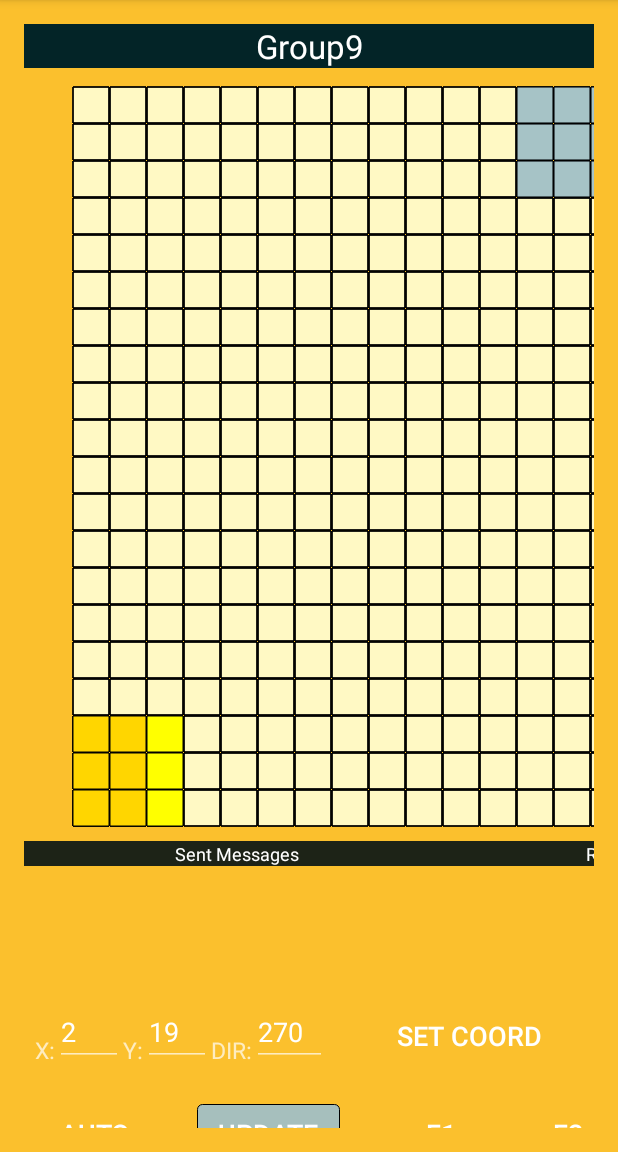
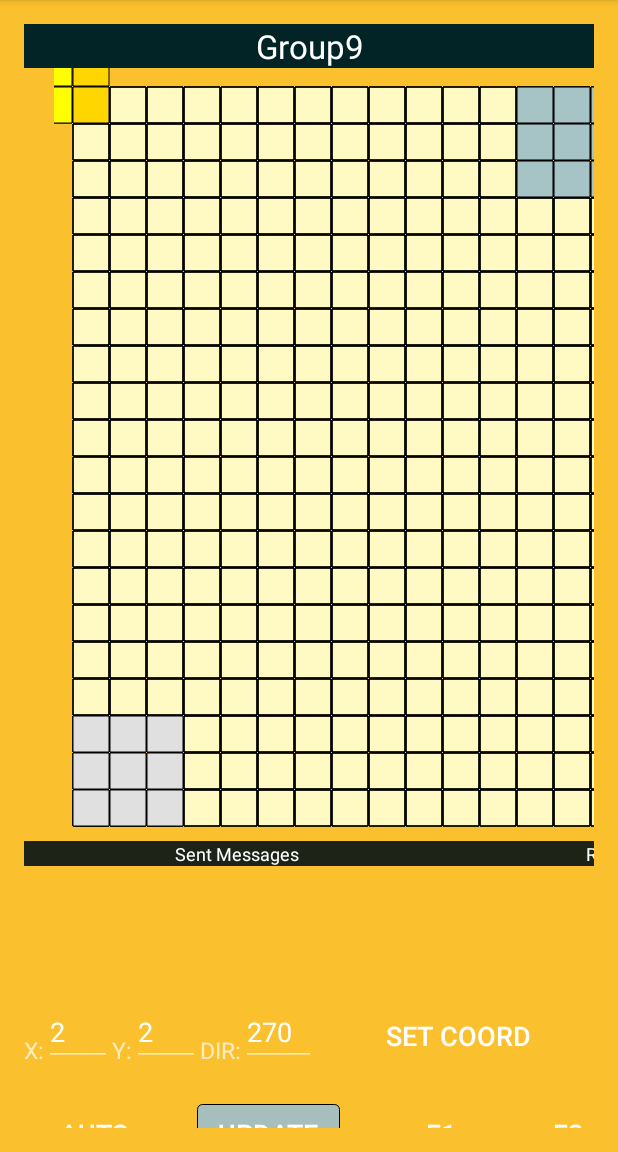
Before and after one commit to NekoYIQI/MDP_Andoird, an Android app: the screen it shows after launch (MainActivity), on a phone screen of 412 x 824 dp, the part 84-1236 px from its top. Run offline under Robolectric (Android 15) with nearby library versions, the phone set to English and light mode, and no system bars; 8 statements that could not run were skipped.

```diff
--- a/app/src/main/java/sg/edu/ntu/wa0002qie/myapplication/Arena.java
+++ b/app/src/main/java/sg/edu/ntu/wa0002qie/myapplication/Arena.java
@@ -60,10 +60,12 @@ public class Arena extends View {
     }
     public void setArrowArray(int[][] arrowArray){ this.arrowArray = arrowArray; }
     public void setHeadPos(int[] headPos) {
-        this.headPos = headPos;
+        this.headPos[0] = headPos[0];
+        this.headPos[1] = 21 - headPos[1];
     }
     public void setRobotPos(int[] robotPos) {
-        this.robotPos = robotPos;
+        this.robotPos[0] = robotPos[0];
+        this.robotPos[1] = 21 - robotPos[1];
     }
 
     public void update(){
--- a/app/src/main/java/sg/edu/ntu/wa0002qie/myapplication/MainActivity.java
+++ b/app/src/main/java/sg/edu/ntu/wa0002qie/myapplication/MainActivity.java
@@ -93,6 +93,7 @@ public class MainActivity extends AppCompatActivity implements SensorEventListen
     private Button update;
     private Button f1, f2;
     private Button setXY;
+    private Button setWayPoint;
 
     private ImageButton up, left, right;
     private RelativeLayout arenaDisplay;
@@ -112,6 +113,8 @@ public class MainActivity extends AppCompatActivity implements SensorEventListen
     private StringBuffer outStringBuff;
 
     // fastest path
+    private int waypoint_x;
+    private int waypoint_y;
     private String dir = "";
     private int run = 0;
     private List<String> spSteps;
@@ -119,7 +122,7 @@ public class MainActivity extends AppCompatActivity implements SensorEventListen
 
     // robot default position
     private int xStatus = 2;
-    private int yStatus = 19;
+    private int yStatus = 2;
     private int dStatus = 270;
     private int[][] arrowArray = new int[20][15];
 
@@ -179,6 +182,7 @@ public class MainActivity extends AppCompatActivity implements SensorEventListen
         left = (ImageButton)findViewById(R.id.btn_left);
         right = (ImageButton)findViewById(R.id.btn_right);
         setXY = (Button)findViewById(R.id.btn_setXY);
+        setWayPoint = (Button)findViewById(R.id.btn_setWayPoint);
 
         // initializing the environment
         init();
@@ -228,6 +232,13 @@ public class MainActivity extends AppCompatActivity implements SensorEventListen
                 setRobot();
             }
 
+        });
+        setWayPoint.setOnClickListener(new View.OnClickListener(){
+            @Override
+            public void onClick(View view) {
+                Log.d(TAG, "set waypoint");
+                setWayPoint();
+            }
         });
 
         // the update button only can be used when the auto button is set to off
@@ -279,7 +290,7 @@ public class MainActivity extends AppCompatActivity implements SensorEventListen
             @Override
             public void onCheckedChanged(CompoundButton compoundButton, boolean isChecked) {
                 if(isChecked){
-                    int y = 21 - Integer.parseInt(y_coordinate.getText().toString());
+                    int y = Integer.parseInt(y_coordinate.getText().toString());
                     String sendPos = x_coordinate.getText().toString() + ","
                             + y + ","
                             + direction.getText().toString();
@@ -299,6 +310,9 @@ public class MainActivity extends AppCompatActivity implements SensorEventListen
             @Override
             public void onCheckedChanged(CompoundButton compoundButton, boolean isChecked) {
                 if(isChecked){
+                    int y = waypoint_y;
+                    String sendWayPoint = waypoint_x + "," + y;
+                    sendMessage("WAY_POINT " + sendWayPoint);
                     sendMessage("FP_START");
                     startTimeFastest = SystemClock.uptimeMillis();
                     customerHandler.post(updateTimerThreadFastest);
@@ -320,6 +334,12 @@ public class MainActivity extends AppCompatActivity implements SensorEventListen
 
     }
 
+    private void setWayPoint() {
+        waypoint_x = Integer.parseInt(x_coordinate.getText().toString());
+        waypoint_y = Integer.parseInt(y_coordinate.getText().toString());
+        Log.d(TAG, "WayPoint set: x=" + waypoint_x + " y=" + waypoint_y);
+    }
+
     public static MainActivity getInstance(){
         return instance;
     }
@@ -330,11 +350,11 @@ public class MainActivity extends AppCompatActivity implements SensorEventListen
         Log.d("MainActivity", "Init start");
         // default value for robot position
         headPos[0] = 3;
-        headPos[1] = 19;
+        headPos[1] = 2;
         robotPos[0] = 2;
-        robotPos[1] = 19;
+        robotPos[1] = 2;
         x_coordinate.setText("2", TextView.BufferType.EDITABLE);
-        y_coordinate.setText("19", TextView.BufferType.EDITABLE);
+        y_coordinate.setText("2", TextView.BufferType.EDITABLE);
         direction.setText("270");
         arena = new Arena(this);
         arena.setHeadPos(headPos);
@@ -600,7 +620,7 @@ public class MainActivity extends AppCompatActivity implements SensorEventListen
                         Log.d(TAG, "receive obstacle string ::" + readMsg);
                         Log.d(TAG, "obstacle message length ::" + readMsg.length());
                         if(readMsg.length() > 80) {
-                            String obstacle = readMsg.substring(9, 84);
+                            String obstacle = readMsg.substring(9);
                             obstacleArray = decodeMapString(obstacle);
                             decodeObstacleArray(obstacleArray);
                             updateObstacleArray(obstacleArray);
@@ -623,8 +643,8 @@ public class MainActivity extends AppCompatActivity implements SensorEventListen
                         int relative_y = (int)((raw_y - sign_y * 5) / 10);
                         Log.d(TAG, "x received: " + relative_x + " y received: " + relative_y);
                         int[] arrowPosition = calculateArrowPosition(relative_x, relative_y);
-                        int x = Integer.parseInt(x_coordinate.getText().toString()) + arrowPosition[0];
-                        int y = Integer.parseInt(y_coordinate.getText().toString()) + arrowPosition[1];
+                        int x = Integer.parseInt(x_coordinate.getText().toString()) + arrowPosition[0] - 1 ;
+                        int y = Integer.parseInt(y_coordinate.getText().toString()) + arrowPosition[1] - 1;
                         Log.d(TAG, "robot pos: " + x_coordinate.getText().toString() + " " + y_coordinate.getText().toString());
                         Log.d(TAG,"arrow coordinate: " + x + " " + y);
                         checkArrowCoordinate(x, y);
@@ -643,6 +663,7 @@ public class MainActivity extends AppCompatActivity implements SensorEventListen
                     }
                     else{
                         fConversationAA.add(mConnectedDevice + " : " + readMsg);
+                        Log.d(TAG, "other message received ::" + readMsg);
                     }
                     break;
 
@@ -669,9 +690,10 @@ public class MainActivity extends AppCompatActivity implements SensorEventListen
     private void checkArrowCoordinate(int x, int y) {
         // arrow will be printed out
         // only if the same coordinate was sent for 5 times
-        if(x == arrow_x && y == arrow_y){
+        if(x < 20 && y < 20) {
+            if (x == arrow_x && y == arrow_y) {
                 counter++;
-            if(counter == 5){
+                if (counter == 5) {
                     setArrow();
                     counter = 0;
                 }
@@ -680,6 +702,7 @@ public class MainActivity extends AppCompatActivity implements SensorEventListen
             else {
                 arrow_x = x;
                 arrow_y = y;
+            }
         }
     }
 
@@ -1185,7 +1208,7 @@ public class MainActivity extends AppCompatActivity implements SensorEventListen
         newPos += x_coordinate.getText().toString() + " ";
         newPos += y_coordinate.getText().toString() + " ";
         newPos += direction.getText().toString();
-        int y_send = 21 - Integer.parseInt(y_coordinate.getText().toString());
+        int y_send = Integer.parseInt(y_coordinate.getText().toString());
         String message = "BOT_POS" + " " + x_coordinate.getText().toString() + " " + y_send
                 + " " + direction.getText().toString();
         sendMessage(message);
@@ -1204,7 +1227,7 @@ public class MainActivity extends AppCompatActivity implements SensorEventListen
     public void setRobot(String s){
         String[] temp = s.split(",");
         int x = Integer.parseInt(temp[1]);
-        int y = 21 - Integer.parseInt(temp[0]);
+        int y = Integer.parseInt(temp[0]);
         int h = Integer.parseInt(temp[2]);
         int d = (180 + 90 * h) % 360;
         decodeRobotString(x, y, d);
--- a/app/src/main/res/layout/activity_main.xml
+++ b/app/src/main/res/layout/activity_main.xml
@@ -371,6 +371,19 @@
                 android:layout_alignTop="@+id/coor_x"
                 android:layout_marginLeft="20dp"/>
 
+            <Button
+                style="@style/Widget.AppCompat.Button.Colored"
+                android:layout_height="40dp"
+                android:layout_width="150dp"
+                android:text="Set WayPoint"
+                android:id="@+id/btn_setWayPoint"
+                android:background="@drawable/selector"
+                android:textColor="#ffffff"
+                android:onClick="setCoord"
+                android:textSize="18dp"
+                android:layout_toEndOf="@+id/btn_setXY"
+                android:layout_alignTop="@+id/coor_x"
+                android:layout_marginLeft="20dp"/>
         </RelativeLayout>
 
         <RelativeLayout
```
Lines whose indentation alone changed are shown as unchanged.
